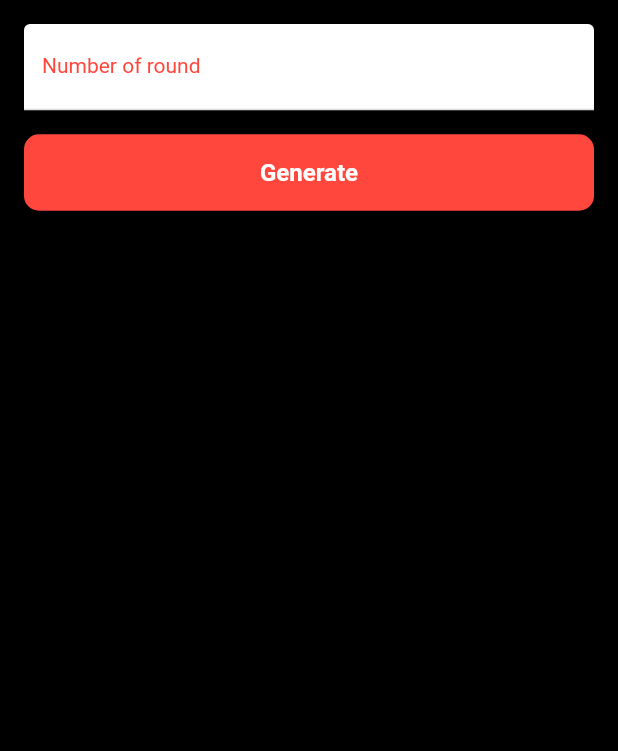
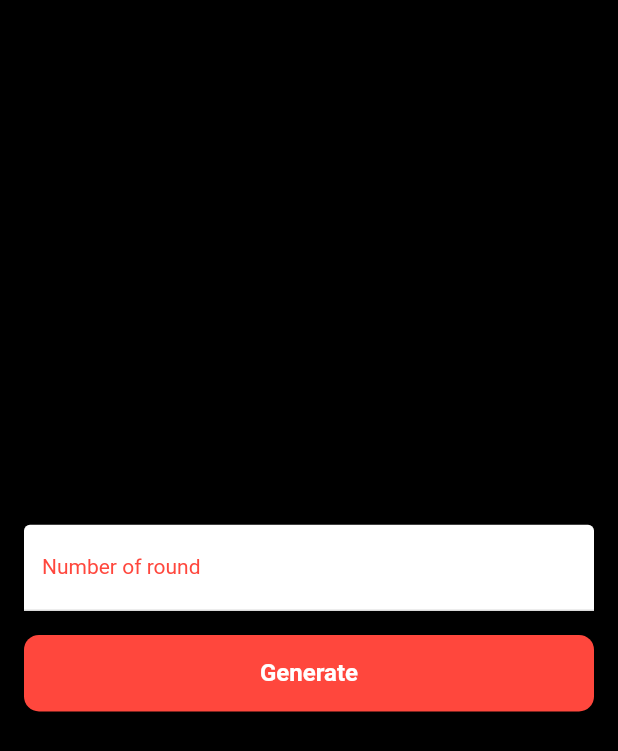
Before and after one commit to script972/flutter_timer, a Flutter app: the screen it shows after launch, on a phone screen of 412 x 824 dp. Shown: the top 751 px of the screen. Run offline on Flutter 3.47's test engine with Material 2 defaults, Android fonts, the phone set to English and light mode, and no system bars; our stand-ins replace bloc, dio, equatable, firebase_analytics, flutter_bloc, flutter_translate; missing offline and left inert: flutter_translate_annotations; accounts and stored records are empty; Roboto replaces fonts that are missing (GoogleSans).

Commit message:
scrollable zone on setup screen

```diff
--- a/lib/ui/screen/setup_screen.dart
+++ b/lib/ui/screen/setup_screen.dart
@@ -25,18 +25,22 @@ class _SetupScreenState extends State<SetupScreen> {
           onWillPop: () {},
           child: SafeArea(
               child: BaseScreen(
-                  child: Column(
-            children: <Widget>[
-              BlocBuilder<SetupBloc, SetupState>(
-                builder: (context, state) {
-                  if (state is InitialSetupState) {
-                    return SingleChildScrollView(
-                        child: formContent(state.numberField ?? 0, state));
-                  }
-                },
-              )
-            ],
-          ))),
+                  child: BlocBuilder<SetupBloc, SetupState>(
+                    builder: (context, state) {
+                      if (state is InitialSetupState) {
+                        return Center(
+                          child: SingleChildScrollView(
+                              child: Column(
+                                mainAxisAlignment: MainAxisAlignment.center,
+                                crossAxisAlignment: CrossAxisAlignment.center,
+                                children: <Widget>[
+                                  formContent(state.numberField ?? 0, state),
+                                ],
+                              )),
+                        );
+                      }
+                    },
+                  ))),
         ),
       );
 
@@ -105,7 +109,9 @@ class _SetupScreenState extends State<SetupScreen> {
           Padding(
             padding: const EdgeInsets.all(8.0),
             child: Text(
-              "${translate(Keys.Round_Description, args: {"number": numberField+1})}",
+              "${translate(Keys.Round_Description, args: {
+                "number": numberField + 1
+              })}",
               style: TextStyle(fontSize: 16.0, color: Colors.white),
             ),
           ),
```
